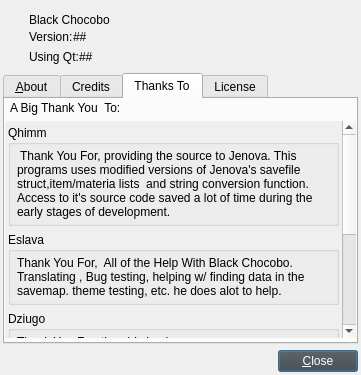
sithlord48/blackchocobo, file about.ui: the form before one commit.
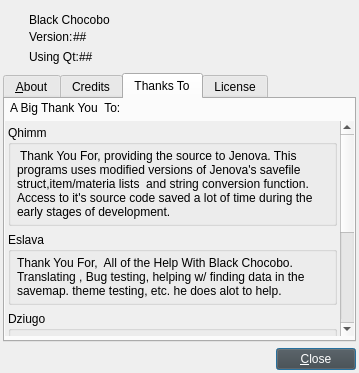
The form after the commit. The open tabs and pages were chosen to show the change. Icons and pictures are not drawn.

```diff
--- a/about.ui
+++ b/about.ui
@@ -9,8 +9,8 @@
    <rect>
     <x>0</x>
     <y>0</y>
-    <width>361</width>
-    <height>375</height>
+    <width>359</width>
+    <height>373</height>
    </rect>
   </property>
   <property name="sizePolicy">
@@ -1497,8 +1497,8 @@
            <rect>
             <x>0</x>
             <y>0</y>
-            <width>138</width>
-            <height>740</height>
+            <width>331</width>
+            <height>404</height>
            </rect>
           </property>
           <layout class="QVBoxLayout" name="verticalLayout_11">
```
Left out of the diff: 7 changed lines with no effect on the pictures.
